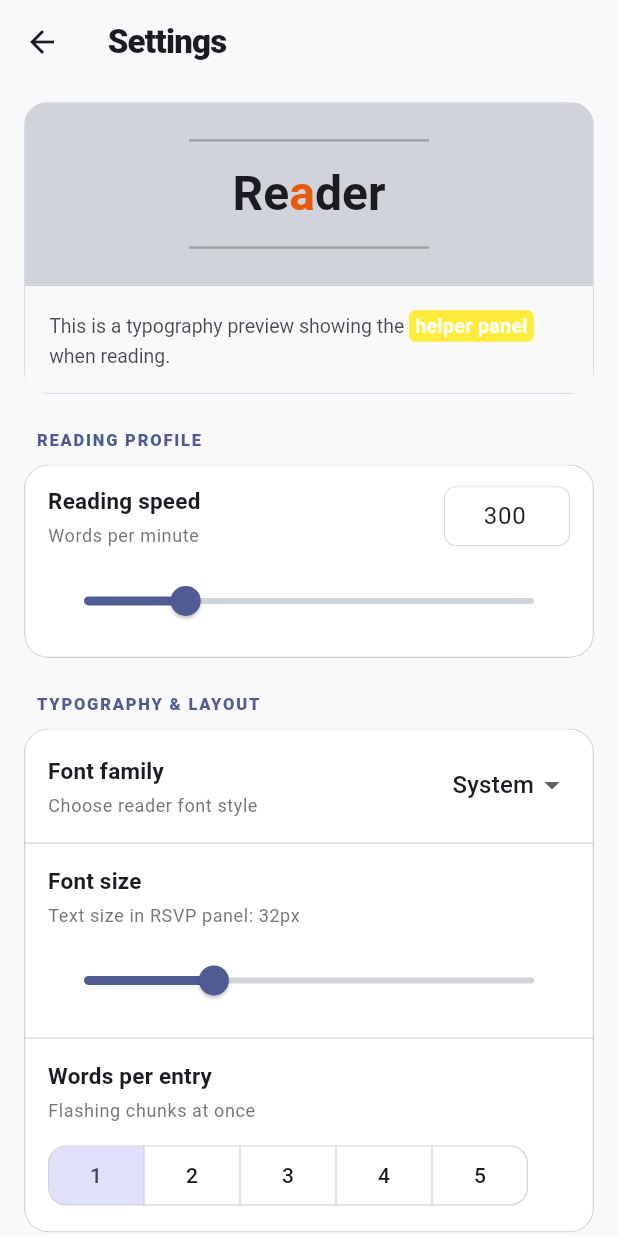
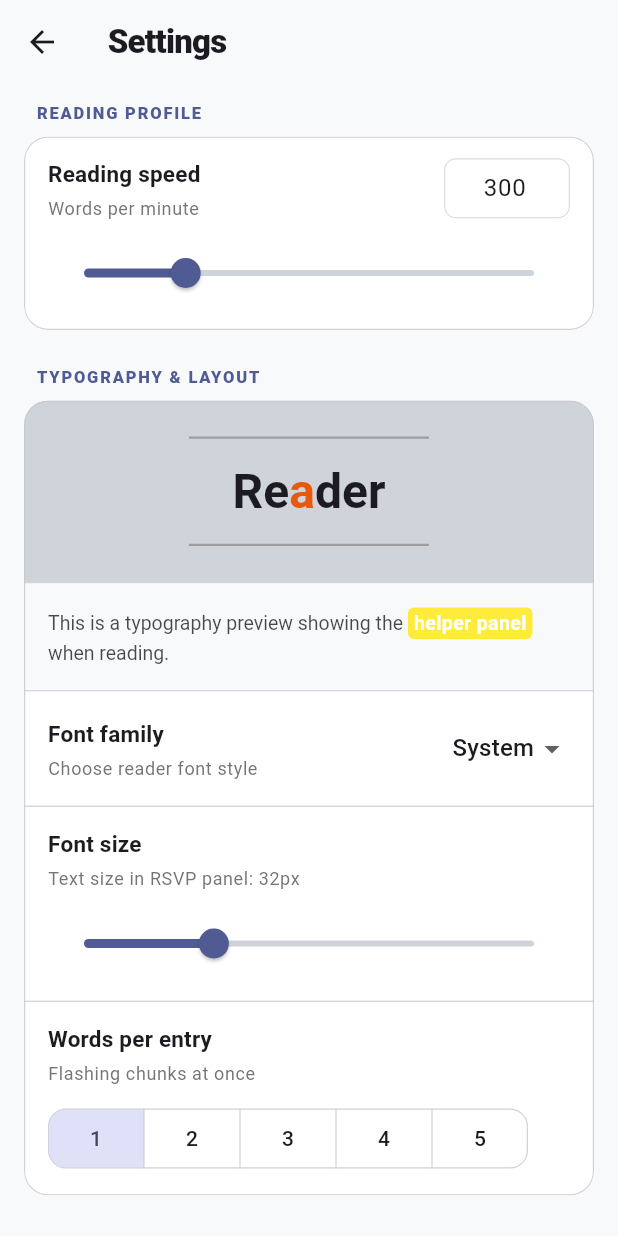
Before and after one commit to kot-begemot/speed-reading-app, a Flutter app: the screen it shows after launch, after a tap on the "settings" icon, on a phone screen of 412 x 824 dp. Run offline on Flutter 3.47's test engine with Material 3 defaults, Android fonts, the phone set to English and light mode, and no system bars; our stand-ins replace file_picker, flutter_colorpicker, flutter_riverpod, hive_ce, hive_ce_flutter, html_unescape and 2 more; missing offline and left inert: docx_to_text, epubx, syncfusion_flutter_pdf; accounts and stored records are empty.

Commit message:
style(settings): reposition typography preview inside the section card

```diff
--- a/lib/screens/settings_screen.dart
+++ b/lib/screens/settings_screen.dart
@@ -79,7 +79,6 @@ class SettingsScreen extends ConsumerWidget {
       body: ListView(
         padding: const EdgeInsets.fromLTRB(16, 12, 16, 32),
         children: [
-          _SettingsLivePreview(settings: settings),
           _buildSection(
             'Reading Profile',
             theme,
@@ -94,6 +93,7 @@ class SettingsScreen extends ConsumerWidget {
             'Typography & Layout',
             theme,
             [
+              _SettingsLivePreview(settings: settings),
               SettingTile(
                 title: 'Font family',
                 subtitle: 'Choose reader font style',
@@ -349,14 +349,9 @@ class _SettingsLivePreview extends StatelessWidget {
     }
 
     return Container(
-      margin: const EdgeInsets.only(bottom: 24),
       decoration: BoxDecoration(
         color: colors.background,
-        borderRadius: BorderRadius.circular(16),
-        border: Border.all(
-          color: isDark ? const Color(0xFF2C2C2C) : scheme.outlineVariant.withValues(alpha: 0.6),
-          width: 0.8,
-        ),
+        borderRadius: const BorderRadius.vertical(top: Radius.circular(15)),
       ),
       clipBehavior: Clip.antiAlias,
       child: Column(
```
